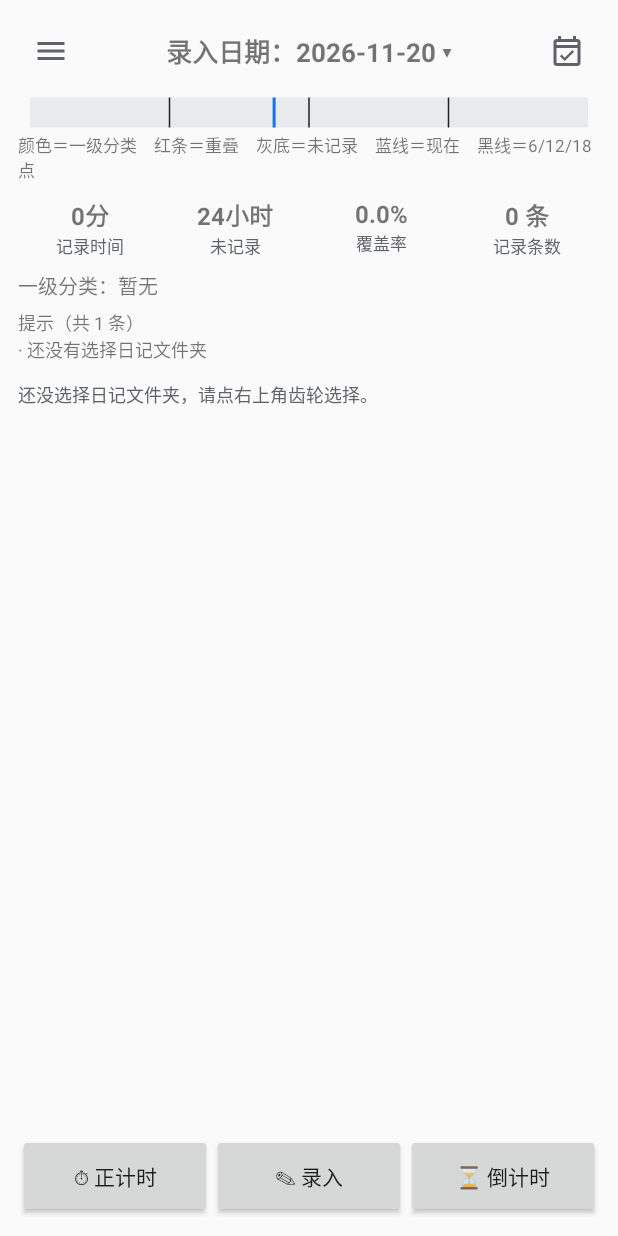
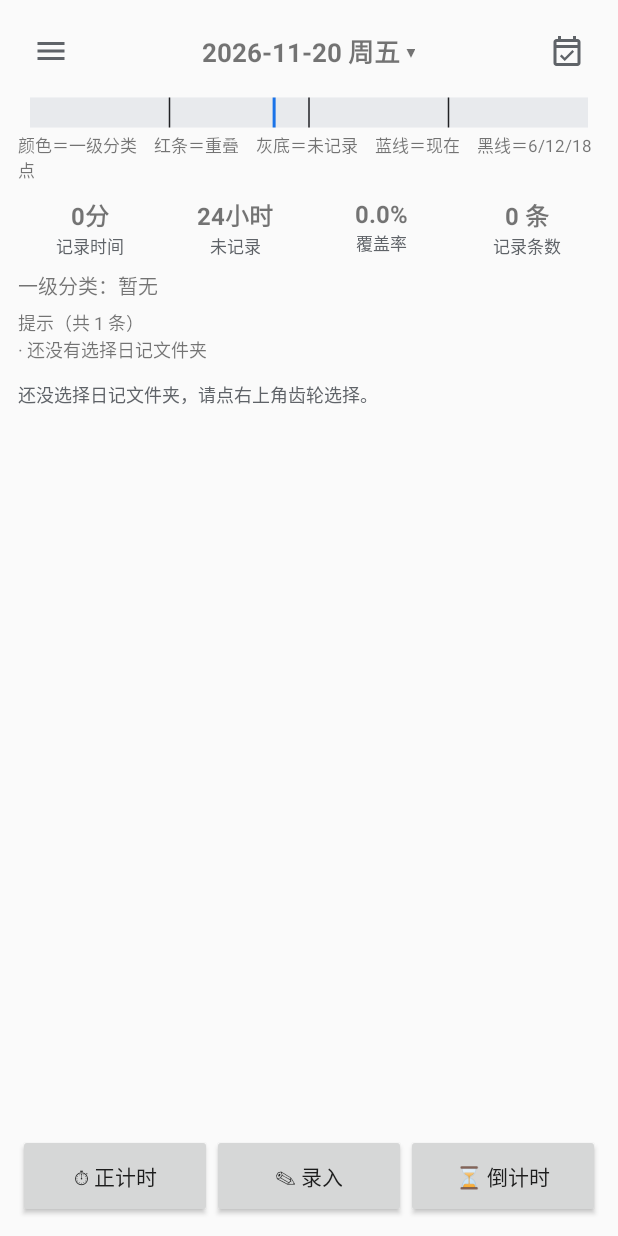
Before and after one commit to valelaneme/ObsidianTimeLog, an Android app: the screen it shows after launch (MainActivity), on a phone screen of 412 x 824 dp. Run offline under Robolectric (Android 15) with nearby library versions, the phone set to English and light mode, and no system bars.

Commit message:
v1.7.5 顶栏去掉录入日期并显示星期几；日期弹窗去标题提示并上移

```diff
--- a/app/build.gradle
+++ b/app/build.gradle
@@ -4,11 +4,11 @@ plugins {
 }
 
 // 版本号分两个，各管各的：
-//   versionName = 人看的版本号（1.7.4），发版时**只改下面这一行**。
-//                 它决定 APK 文件名 Timelog-1.7.4.apk、Release 标签 v1.7.4、手机「应用信息」里显示的数字。
+//   versionName = 人看的版本号（1.7.5），发版时**只改下面这一行**。
+//                 它决定 APK 文件名 Timelog-1.7.5.apk、Release 标签 v1.7.5、手机「应用信息」里显示的数字。
 //   versionCode = 系统看的序号，由编译时刻的分钟数自动生成（约 2900 万，远低于 Android 上限 21 亿）。
 //                 手机上不显示，但**每次编译都会变大**，所以覆盖安装不会被系统当成同一版本。
-def appVersionName = '1.7.4'
+def appVersionName = '1.7.5'
 
 def buildStamp = System.currentTimeMillis()
 def ciBuildNumber = (buildStamp / 60000L) as int       // 分钟级序号，只给 versionCode 用
--- a/app/src/main/java/com/example/timelog/MainActivityUi.kt
+++ b/app/src/main/java/com/example/timelog/MainActivityUi.kt
@@ -670,7 +670,7 @@ fun MainActivity.renderStats() {
         val summary: DaySummary = Analyzer.analyzeDay(entries, viewDate)
         val covered = Analyzer.coveredMinutes(day)
         val unrecorded = (1440 - covered).coerceAtLeast(0)
-        tvStatsDate.text = "录入日期：$viewDate ▾"
+        tvStatsDate.text = "${Formatters.dateWithWeek(viewDate)} ▾"
 
         // 四项统计排成一行
         tvStatRecord.text = Formatters.duration(covered)
--- a/app/src/main/java/com/example/timelog/core/Models.kt
+++ b/app/src/main/java/com/example/timelog/core/Models.kt
@@ -132,4 +132,9 @@ object Formatters {
     }
 
     fun percent(value: Double): String = String.format("%.1f%%", value)
+
+    private val WEEK_NAMES = arrayOf("", "周一", "周二", "周三", "周四", "周五", "周六", "周日")
+
+    /** 顶栏日期显示：如「2026-11-20 周五」 */
+    fun dateWithWeek(d: LocalDate): String = "$d ${WEEK_NAMES[d.dayOfWeek.value]}"
 }
--- a/app/src/main/res/layout/activity_main.xml
+++ b/app/src/main/res/layout/activity_main.xml
@@ -37,7 +37,7 @@
                 android:paddingTop="6dp"
                 android:paddingEnd="8dp"
                 android:paddingBottom="6dp"
-                android:text="录入日期：—"
+                android:text="—"
                 android:textSize="17sp"
                 android:textStyle="bold" />
 
```
Also changed, not shown: app/src/main/java/com/example/timelog/MainActivity.kt (+8 -3 lines), 2 other files.
